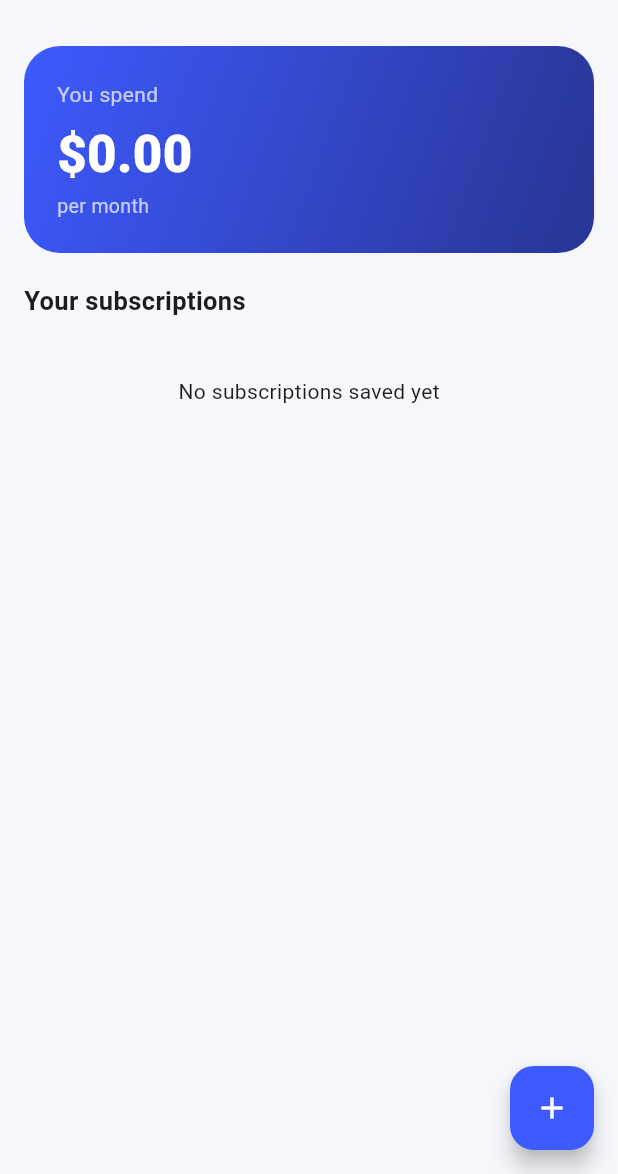
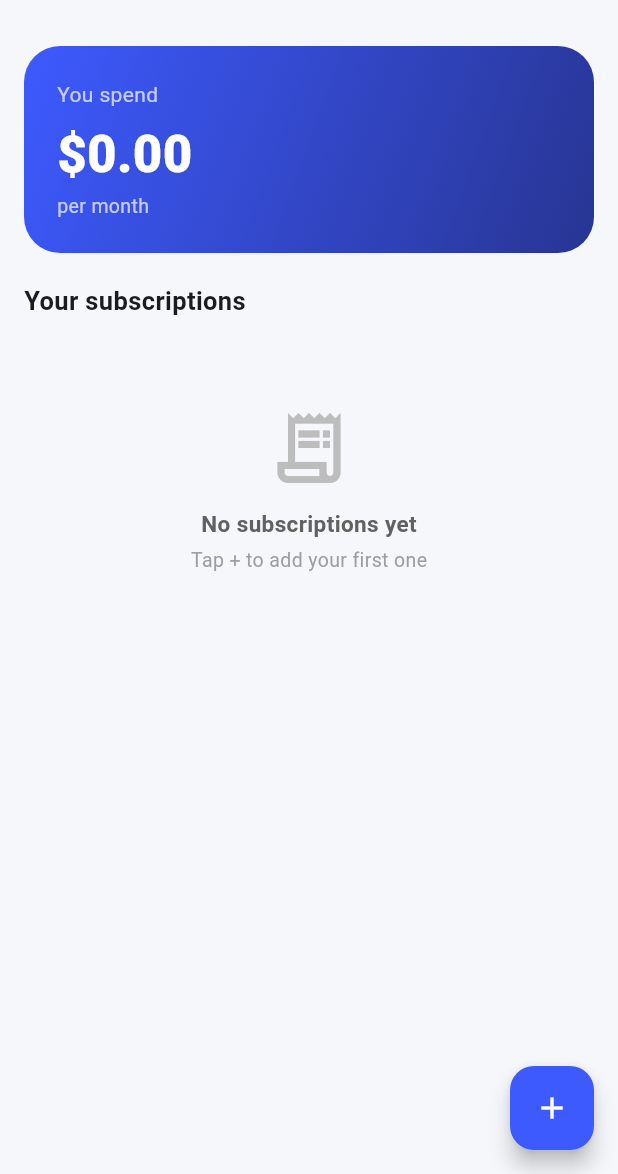
Before and after one commit to IsmailMunsir/trimit, a Flutter app: the screen it shows after launch, on a phone screen of 412 x 824 dp, the part 62-1236 px from its top. Run offline on Flutter 3.47's test engine with Material 3 defaults, Android fonts, the phone set to English and light mode, and no system bars; our stand-ins replace sqflite; accounts and stored records are empty.

Commit message:
Add custom app icon, improve empty state

```diff
--- a/lib/main.dart
+++ b/lib/main.dart
@@ -86,9 +86,23 @@ class _TestScreenState extends State<TestScreen> {
           ),
           const SizedBox(height: 8),
           if (_subscriptions.isEmpty)
-            const Padding(
-              padding: EdgeInsets.symmetric(vertical: 30),
-              child: Center(child: Text('No subscriptions saved yet')),
+            Padding(
+              padding: const EdgeInsets.symmetric(vertical: 50),
+              child: Column(
+                children: [
+                  Icon(Icons.receipt_long_outlined, size: 56, color: Colors.grey[400]),
+                  const SizedBox(height: 12),
+                  Text(
+                    'No subscriptions yet',
+                    style: TextStyle(color: Colors.grey[700], fontSize: 15, fontWeight: FontWeight.w600),
+                  ),
+                  const SizedBox(height: 4),
+                  Text(
+                    'Tap + to add your first one',
+                    style: TextStyle(color: Colors.grey[500], fontSize: 13),
+                  ),
+                ],
+              ),
             )
           else
             ..._subscriptions.map((s) => SubscriptionCard(
```
Also changed, not shown: pubspec.yaml (+6 -7 lines), assets/icon/icon.png (added), pubspec.lock, 5 other files.
